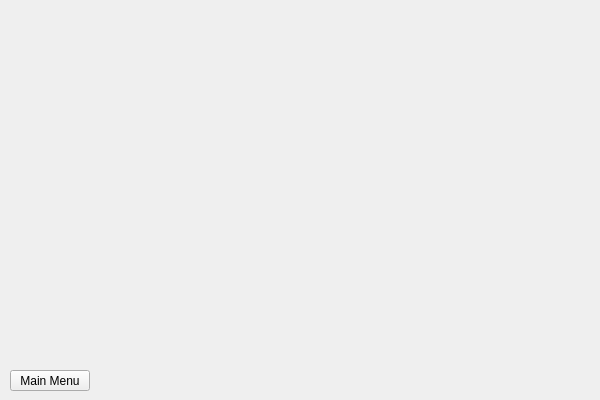
First picture: the form in European-Vacation-Program/tripwindow.ui, repository AaronGeesink/CS1D-European-Vacation-Project, before the edit.
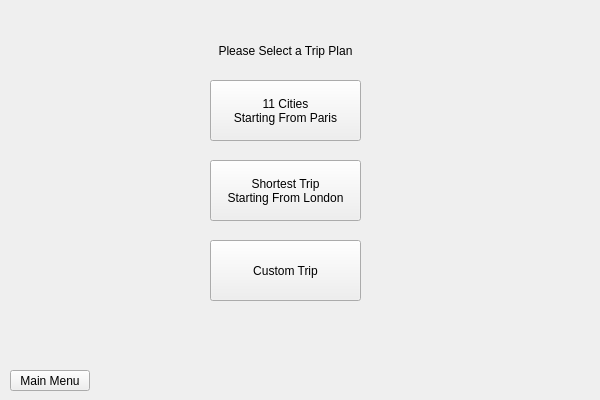
Second picture: the form after the edit.

Diff of the .ui file:
```diff
--- a/European-Vacation-Program/tripwindow.ui
+++ b/European-Vacation-Program/tripwindow.ui
@@ -26,6 +26,66 @@
     <string>Main Menu</string>
    </property>
   </widget>
+  <widget class="QPushButton" name="moveTo11Cities">
+   <property name="geometry">
+    <rect>
+     <x>210</x>
+     <y>80</y>
+     <width>151</width>
+     <height>61</height>
+    </rect>
+   </property>
+   <property name="text">
+    <string>11 Cities
+Starting From Paris</string>
+   </property>
+  </widget>
+  <widget class="QPushButton" name="moveToLondon">
+   <property name="geometry">
+    <rect>
+     <x>210</x>
+     <y>160</y>
+     <width>151</width>
+     <height>61</height>
+    </rect>
+   </property>
+   <property name="text">
+    <string>Shortest Trip
+Starting From London</string>
+   </property>
+   <property name="autoRepeat">
+    <bool>false</bool>
+   </property>
+  </widget>
+  <widget class="QPushButton" name="moveToCustom">
+   <property name="geometry">
+    <rect>
+     <x>210</x>
+     <y>240</y>
+     <width>151</width>
+     <height>61</height>
+    </rect>
+   </property>
+   <property name="text">
+    <string>Custom Trip</string>
+   </property>
+  </widget>
+  <widget class="QLabel" name="titleText">
+   <property name="geometry">
+    <rect>
+     <x>180</x>
+     <y>30</y>
+     <width>211</width>
+     <height>41</height>
+    </rect>
+   </property>
+   <property name="text">
+    <string>Please Select a Trip Plan</string>
+   </property>
+   <property name="alignment">
+    <set>Qt::AlignCenter</set>
+   </property>
+  </widget>
  </widget>
  <resources/>
  <connections/>
```
